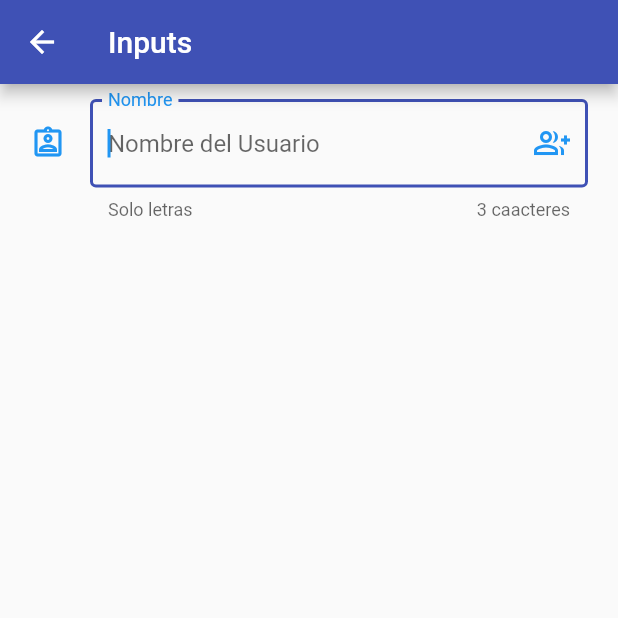
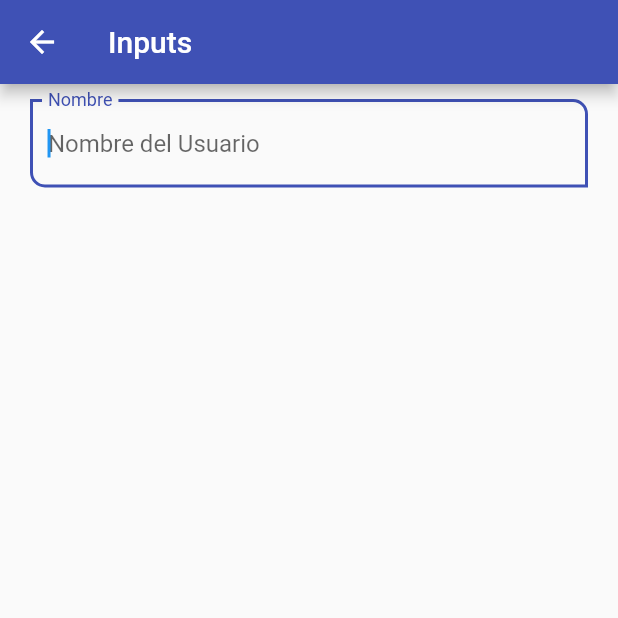
Before and after one commit to joelc24/fl_components, a Flutter app: the InputsScreen screen opened by its route, on a phone screen of 412 x 824 dp, the top half of it. Run offline on Flutter 3.47's test engine with Material 2 defaults, Android fonts, the phone set to English and light mode, and no system bars.

Commit message:
Centralizar el estilo de los inputs

```diff
--- a/lib/screens/inputs_screen.dart
+++ b/lib/screens/inputs_screen.dart
@@ -1,3 +1,4 @@
+import 'package:fl_components/widgets/custom_input_field.dart';
 import 'package:flutter/material.dart';
 
 class InputsScreen extends StatelessWidget {
@@ -14,41 +15,9 @@ class InputsScreen extends StatelessWidget {
         child: Padding(
           padding: const EdgeInsets.symmetric(horizontal: 20, vertical: 10),
           child: Column(
-            children: <Widget>[
+            children: const <Widget>[
 
-              TextFormField(
-                autofocus: true,
-                initialValue: '',
-                textCapitalization: TextCapitalization.words,
-                onChanged: ( value ){
-                  print('value $value');
-                },
-                validator: (value){
-                  if(value == null){
-                    return 'Este Campo es obligatorio';
-                  }
-                  return value.length < 3 ? 'Este Campo debe tener al menos 3 caracteres' : null;
-                },
-                autovalidateMode: AutovalidateMode.onUserInteraction,
-                decoration: const InputDecoration(
-                  focusedBorder: OutlineInputBorder(
-                    borderSide: BorderSide(color: Colors.indigo, width: 2),
-                  ),
-                  hintText: 'Nombre del Usuario',
-                  labelText: 'Nombre',
-                  helperText: 'Solo letras',
-                  counterText: '3 caacteres',
-                  /* prefixIcon: Icon(Icons.person), */
-                  suffixIcon: Icon(Icons.group_add_outlined),
-                  icon: Icon(Icons.assignment_ind_outlined),
-                  border: OutlineInputBorder(
-                    borderRadius: BorderRadius.only(
-                      bottomLeft: Radius.circular(10),
-                      topRight: Radius.circular(10),
-                    ),
-                  )
-              ),
-              )
+              CustomInputField(labelText: 'Nombre', hintText: 'Nombre del Usuario')
             ]
           )
         ),
--- a/lib/theme/app_theme.dart
+++ b/lib/theme/app_theme.dart
@@ -32,6 +32,23 @@ class AppTheme {
             elevation: 0,
           ),
         ),
+
+        inputDecorationTheme: const InputDecorationTheme(
+          floatingLabelStyle: TextStyle(color: primary),
+          enabledBorder: OutlineInputBorder(
+              borderSide: BorderSide(color: primary, width: 2),
+              borderRadius: BorderRadius.only(bottomLeft: Radius.circular(10), topRight: Radius.circular(10))
+          ),
+
+          focusedBorder: OutlineInputBorder(
+              borderSide: BorderSide(color: primary, width: 2),
+              borderRadius: BorderRadius.only(bottomLeft: Radius.circular(10), topRight: Radius.circular(10))
+          ),
+
+          border: OutlineInputBorder(
+              borderRadius: BorderRadius.only(bottomLeft: Radius.circular(10), topRight: Radius.circular(10))
+          ),
+        ),
   );
 
   static final ThemeData darkTheme = ThemeData.dark().copyWith(
--- /dev/null
+++ b/lib/widgets/custom_input_field.dart
@@ -0,0 +1,49 @@
+import 'package:flutter/material.dart';
+
+class CustomInputField extends StatelessWidget {
+
+  final String? hintText;
+  final String? labelText;
+  final String? helperText;
+  final IconData? icon;
+  final IconData? suffixIcon;
+
+  const CustomInputField({
+    Key? key,
+    this.hintText,
+    this.labelText,
+    this.helperText,
+    this.icon,
+    this.suffixIcon,
+  }) : super(key: key);
+
+  @override
+  Widget build(BuildContext context) {
+    return TextFormField(
+      autofocus: true,
+      initialValue: '',
+      textCapitalization: TextCapitalization.words,
+      onChanged: ( value ){
+        print('value $value');
+      },
+      validator: (value){
+        if(value == null){
+          return 'Este Campo es obligatorio';
+        }
+        return value.length < 3 ? 'Este Campo debe tener al menos 3 caracteres' : null;
+      },
+      autovalidateMode: AutovalidateMode.onUserInteraction,
+      decoration: InputDecoration(
+      //focusedBorder: OutlineInputBorder(
+        //   borderSide: BorderSide(color: Colors.indigo, width: 2),
+        // ),
+        hintText: hintText,
+        labelText: labelText,
+        helperText: helperText,
+        suffixIcon: suffixIcon == null ? null : Icon(suffixIcon),
+        icon: icon == null ? null : Icon(icon),
+
+    ),
+    );
+  }
+}
--- a/lib/widgets/widgets.dart
+++ b/lib/widgets/widgets.dart
@@ -2,3 +2,4 @@
 
 export 'package:fl_components/widgets/custom_card_type_1.dart';
 export 'package:fl_components/widgets/custom_card_type_2.dart';
+export 'package:fl_components/widgets/custom_input_field.dart';
```
